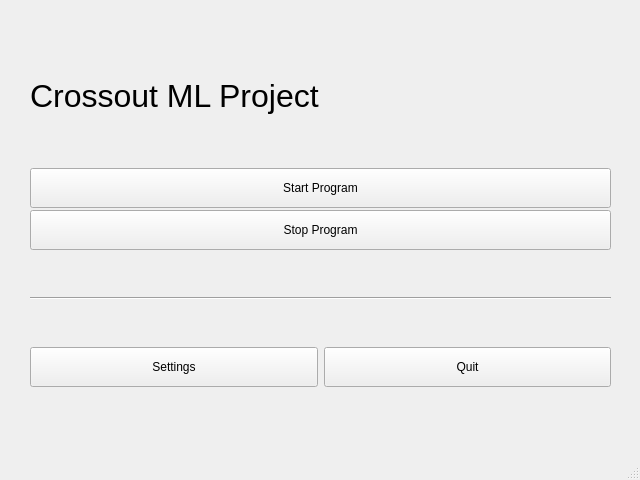
Before: the Qt Designer form mainwindow.ui in MingyaoLiu/CrossoutML, drawn with Qt 5.
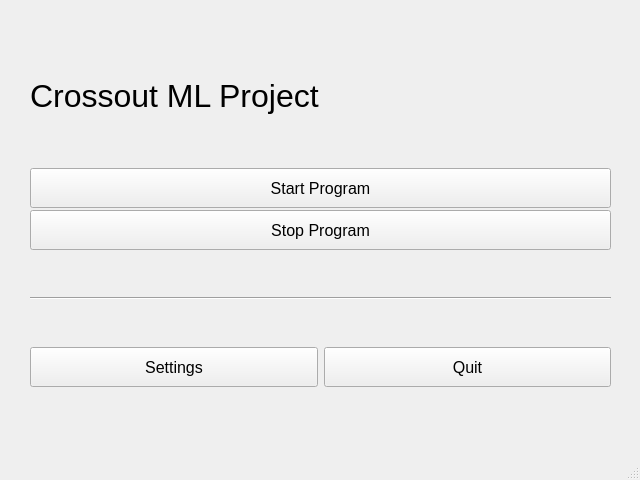
After: the same form once the commit is applied.

Patch:
```diff
--- a/mainwindow.ui
+++ b/mainwindow.ui
@@ -70,6 +70,11 @@
            <height>40</height>
           </size>
          </property>
+         <property name="font">
+          <font>
+           <pointsize>12</pointsize>
+          </font>
+         </property>
          <property name="text">
           <string>Start Program</string>
          </property>
@@ -83,6 +88,11 @@
            <height>40</height>
           </size>
          </property>
+         <property name="font">
+          <font>
+           <pointsize>12</pointsize>
+          </font>
+         </property>
          <property name="text">
           <string>Stop Program</string>
          </property>
@@ -107,6 +117,11 @@
            <height>40</height>
           </size>
          </property>
+         <property name="font">
+          <font>
+           <pointsize>12</pointsize>
+          </font>
+         </property>
          <property name="text">
           <string>Settings</string>
          </property>
@@ -120,6 +135,11 @@
            <height>40</height>
           </size>
          </property>
+         <property name="font">
+          <font>
+           <pointsize>12</pointsize>
+          </font>
+         </property>
          <property name="text">
           <string>Quit</string>
          </property>
```
